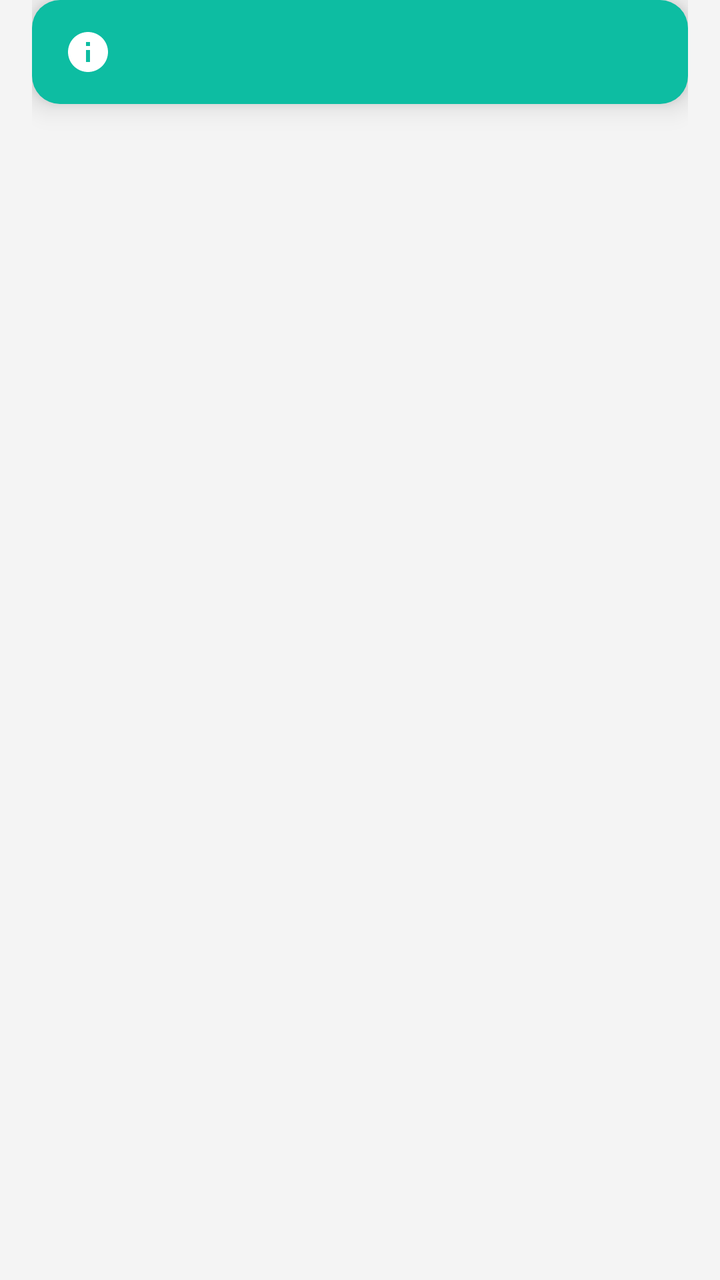
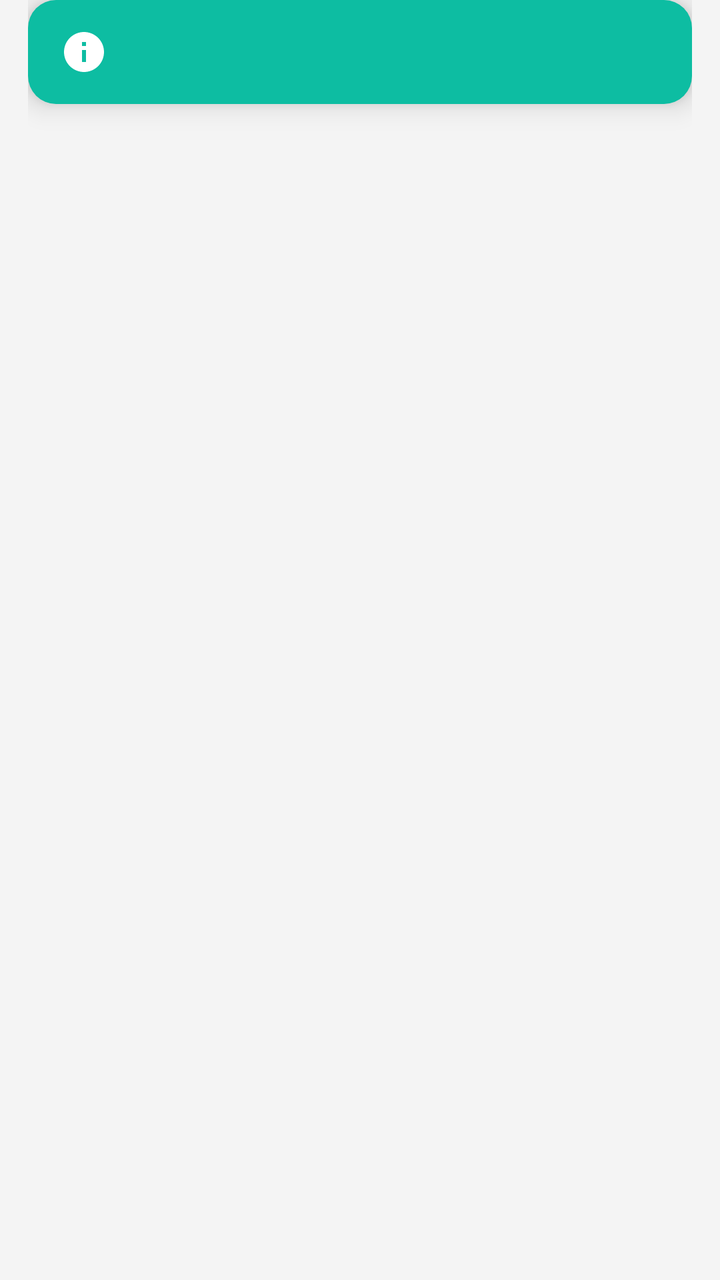

An Android layout rendered at two revisions. The XML below is the earlier revision; the diff shows what the commit changed to produce the second picture.
<!-- AndroidManifest.xml: application theme AppTheme -->
<!-- res/layout/banner_notification.xml -->
<?xml version="1.0" encoding="utf-8"?>
<FrameLayout xmlns:android="http://schemas.android.com/apk/res/android"
    android:layout_width="match_parent"
    android:layout_height="wrap_content"
    android:paddingStart="16dp"
    android:paddingEnd="16dp">

    <LinearLayout
        android:id="@+id/banner_root"
        android:layout_width="match_parent"
        android:layout_height="wrap_content"
        android:orientation="horizontal"
        android:gravity="center_vertical"
        android:background="@drawable/banner_bg"
        android:elevation="8dp"
        android:paddingStart="16dp"
        android:paddingEnd="16dp"
        android:paddingTop="14dp"
        android:paddingBottom="14dp">

        <ImageView
            android:id="@+id/banner_icon"
            android:layout_width="24dp"
            android:layout_height="24dp"
            android:layout_gravity="top"
            android:src="@drawable/ic_banner_info" />

        <LinearLayout
            android:layout_width="0dp"
            android:layout_height="wrap_content"
            android:layout_weight="1"
            android:layout_marginStart="12dp"
            android:orientation="vertical">

            <TextView
                android:id="@+id/banner_title"
                android:layout_width="match_parent"
                android:layout_height="wrap_content"
                android:textColor="@android:color/white"
                android:textSize="15sp"
                android:textStyle="bold"
                android:visibility="gone" />

            <TextView
                android:id="@+id/banner_message"
                android:layout_width="match_parent"
                android:layout_height="wrap_content"
                android:layout_marginTop="2dp"
                android:textColor="@android:color/white"
                android:textSize="14sp"
                android:maxLines="4" />
        </LinearLayout>

    </LinearLayout>

</FrameLayout>
<!-- resources referenced by this layout -->
<resources>
  <!-- drawable banner_bg (drawable) -->
  <?xml version="1.0" encoding="utf-8"?>
  <shape xmlns:android="http://schemas.android.com/apk/res/android"
      android:shape="rectangle">
      <solid android:color="@color/banner_info" />
      <corners android:radius="14dp" />
  </shape>
  <!-- drawable ic_banner_info (drawable) -->
  <vector xmlns:android="http://schemas.android.com/apk/res/android"
      android:width="24dp"
      android:height="24dp"
      android:viewportWidth="24"
      android:viewportHeight="24">
      <path
          android:fillColor="@android:color/white"
          android:pathData="M12,2C6.48,2 2,6.48 2,12s4.48,10 10,10 10,-4.48 10,-10S17.52,2 12,2zM13,17h-2v-6h2v6zM13,9h-2L11,7h2v2z"/>
  </vector>
  <color name="banner_info">#0dbda2</color>
  <color name="colorPrimary">#64CDB6</color>
  <color name="colorPrimaryDark">#30C7B6</color>
  <color name="colorAccent">#0dbda2</color>
  <color name="colorParseDark">#20605f5f</color>
  <color name="colorPirmDark">#20000000</color>
  <color name="status_bg_light">@android:color/white</color>
  <style name="AppTheme.AppBarOverlay.Light" parent="ThemeOverlay.AppCompat.ActionBar">
          <item name="titleTextColor">?android:textColorPrimary</item>
          <item name="subtitleTextColor">?android:textColorSecondary</item>
          <item name="colorControlNormal">?android:textColorPrimary</item>
          <item name="android:foregroundTint">?android:textColorSecondary</item>
          <item name="android:foregroundTintMode">screen</item>
      </style>
  <color name="window_bg_light">#f4f4f4</color>
  <color name="cardBgLight">#CCFFFFFF</color>
  <!-- drawable switch_track (drawable) -->
  <?xml version="1.0" encoding="utf-8"?>
  <selector xmlns:android="http://schemas.android.com/apk/res/android">
      <item android:state_enabled="false" android:drawable="@drawable/switch_track_disabled"/>
      <item android:state_checked="true" android:drawable="@drawable/switch_track_open" />
      <item android:state_checked="false" android:drawable="@drawable/switch_track_close" />
      <item android:drawable="@drawable/switch_track_close" />
  </selector>
  
      
  <style name="textTitle">
          <item name="android:textColor">?android:attr/textColorPrimary</item>
          <item name="android:textStyle">bold</item>
          <item name="android:textSize">14dp</item>
      </style>
  <!-- drawable seekbar_thumb (drawable) -->
  <?xml version="1.0" encoding="utf-8"?>
  <shape xmlns:android="http://schemas.android.com/apk/res/android">
      <solid android:color="@android:color/transparent" />
      <corners android:radius="10dp" />
      <size
          android:width="12dp"
          android:height="12dp" />
  </shape>
  <!-- drawable switch_track_disabled (drawable) -->
  <?xml version="1.0" encoding="utf-8"?>
  <shape xmlns:android="http://schemas.android.com/apk/res/android">
      <solid android:color="#22888888" />
      <corners android:radius="10dp" />
      <size android:width="66dp" android:height="20dp" />
  </shape>
  <!-- drawable switch_track_open (drawable) -->
  <?xml version="1.0" encoding="utf-8"?>
  <shape xmlns:android="http://schemas.android.com/apk/res/android">
      <solid android:color="?android:colorAccent" />
      <corners android:radius="10dp" />
      <size android:width="66dp" android:height="20dp" />
  </shape>
  <!-- drawable switch_track_close (drawable) -->
  <?xml version="1.0" encoding="utf-8"?>
  <shape xmlns:android="http://schemas.android.com/apk/res/android">
      <solid android:color="#44888888" />
      <corners android:radius="10dp" />
      <size android:width="66dp" android:height="20dp" />
  </shape>
  <!-- unchanged entries left out for length: 8 -->
</resources>

<!-- the commit's change to res/layout/banner_notification.xml (unified diff, before → after) -->
@@ -2,8 +2,8 @@
 <FrameLayout xmlns:android="http://schemas.android.com/apk/res/android"
     android:layout_width="match_parent"
     android:layout_height="wrap_content"
-    android:paddingStart="16dp"
-    android:paddingEnd="16dp">
+    android:paddingStart="14dp"
+    android:paddingEnd="14dp">
 
     <LinearLayout
         android:id="@+id/banner_root"
